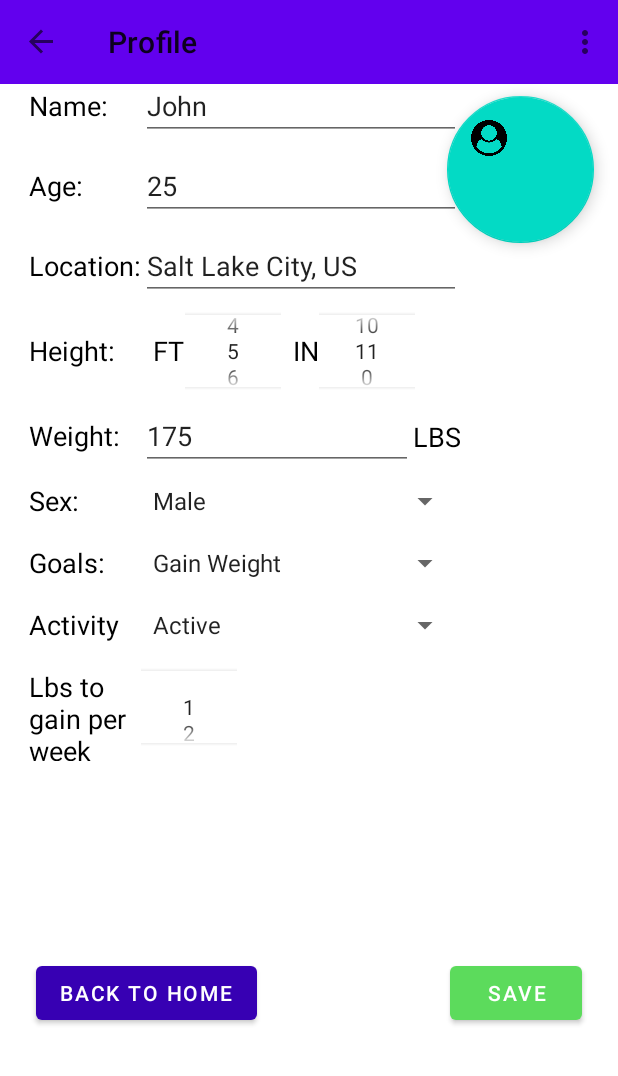
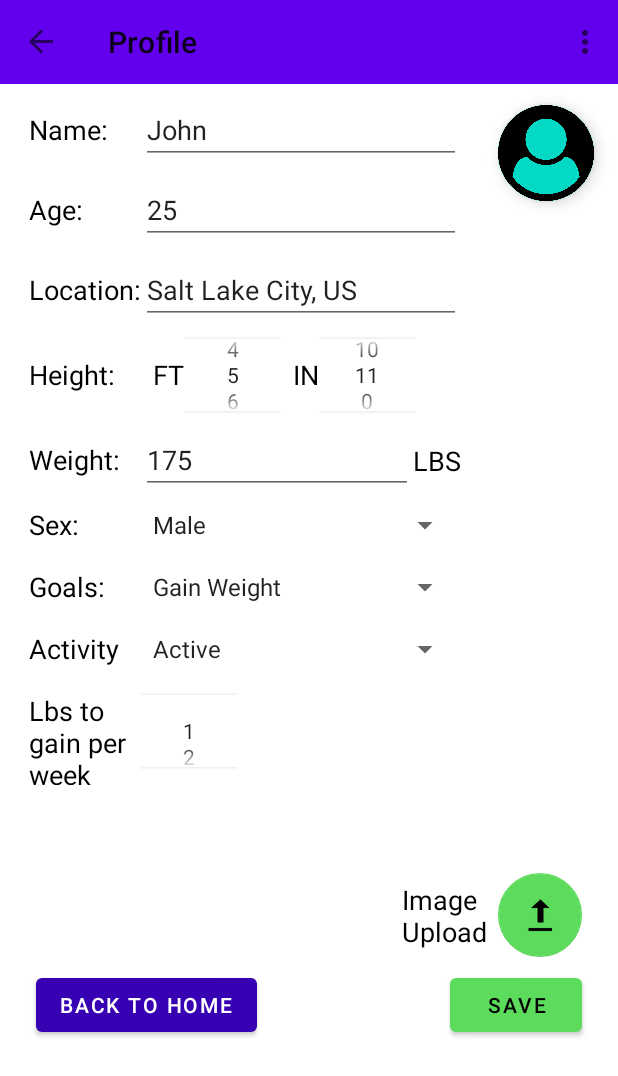
Before and after one commit to BraxtBooth/4350_Project_1, an Android app: the SecondFragment screen opened through its navigation route, on a phone screen of 412 x 824 dp. Shown: the top 1076 px of the screen. Run offline under Robolectric (Android 15) with nearby library versions, the phone set to English and light mode, and no system bars; our stand-ins replace navigation-ui.

Commit message:
Profile FAB default size fixed. Moved image upload in profile.

```diff
--- a/app/src/main/res/layout/activity_main.xml
+++ b/app/src/main/res/layout/activity_main.xml
@@ -18,13 +18,14 @@
 
     <com.google.android.material.floatingactionbutton.FloatingActionButton
         android:id="@+id/fab"
-        android:layout_width="98dp"
-        android:layout_height="98dp"
+        android:layout_width="wrap_content"
+        android:layout_height="wrap_content"
+        app:fabCustomSize="64dp"
         android:layout_gravity="top|end"
-        android:layout_marginTop="64dp"
+        android:layout_marginTop="70dp"
         android:layout_marginEnd="@dimen/fab_margin"
-        android:src="@drawable/user_icon"
-        />
+        app:maxImageSize="64dp"
+        android:src="@drawable/user_icon" />
 
     <androidx.appcompat.widget.Toolbar
         android:id="@+id/toolbar"
--- a/app/src/main/res/layout/fragment_second.xml
+++ b/app/src/main/res/layout/fragment_second.xml
@@ -156,32 +156,12 @@
             android:id="@+id/editTextName"
             android:layout_width="wrap_content"
             android:layout_height="wrap_content"
-            android:layout_marginTop="24dp"
+            android:layout_marginTop="64dp"
             android:ems="10"
             android:inputType="textPersonName"
             android:text="John"
             app:layout_constraintStart_toStartOf="@+id/guideline2"
-            app:layout_constraintTop_toBottomOf="@+id/profileImageView" />
-
-        <ImageView
-            android:id="@+id/profileImageView"
-            android:layout_width="wrap_content"
-            android:layout_height="wrap_content"
-            android:layout_marginTop="24dp"
-            android:layout_marginEnd="24dp"
-            app:layout_constraintEnd_toEndOf="parent"
-            app:layout_constraintTop_toTopOf="parent"
-            tools:src="@tools:sample/avatars" />
-
-        <Button
-            android:id="@+id/editProfilePictureButton"
-            android:layout_width="wrap_content"
-            android:layout_height="wrap_content"
-            android:layout_marginEnd="10dp"
-            android:text="Upload"
-            app:layout_constraintBottom_toBottomOf="@+id/profileImageView"
-            app:layout_constraintEnd_toStartOf="@+id/profileImageView"
-            app:layout_constraintTop_toTopOf="@+id/profileImageView" />
+            app:layout_constraintTop_toTopOf="parent" />
 
         <Button
             android:id="@+id/saveProfileButton"
@@ -189,6 +169,7 @@
             android:layout_height="wrap_content"
             android:layout_marginEnd="24dp"
             android:text="Save"
+            android:textColor="#000000"
             app:backgroundTint="#5CDB5C"
             app:layout_constraintBottom_toBottomOf="@+id/button_second"
             app:layout_constraintEnd_toEndOf="parent"
@@ -313,6 +294,29 @@
             app:layout_constraintStart_toStartOf="@+id/guideline2"
             app:layout_constraintTop_toBottomOf="@+id/activitySpinner" />
 
+        <com.google.android.material.floatingactionbutton.FloatingActionButton
+            android:id="@+id/floatingActionButton"
+            android:layout_width="wrap_content"
+            android:layout_height="wrap_content"
+            android:layout_marginBottom="8dp"
+            android:clickable="true"
+            app:backgroundTint="#5CDB5C"
+            app:elevation="0dp"
+            app:layout_constraintBottom_toTopOf="@+id/saveProfileButton"
+            app:layout_constraintEnd_toEndOf="@+id/saveProfileButton"
+            app:srcCompat="@android:drawable/stat_sys_upload_done" />
+
+        <TextView
+            android:id="@+id/textView"
+            android:layout_width="64dp"
+            android:layout_height="wrap_content"
+            android:text="Image Upload"
+            android:textColor="#000000"
+            android:textSize="18sp"
+            app:layout_constraintBottom_toBottomOf="@+id/floatingActionButton"
+            app:layout_constraintEnd_toStartOf="@+id/floatingActionButton"
+            app:layout_constraintTop_toTopOf="@+id/floatingActionButton" />
+
 
     </androidx.constraintlayout.widget.ConstraintLayout>
     </ScrollView>
```
